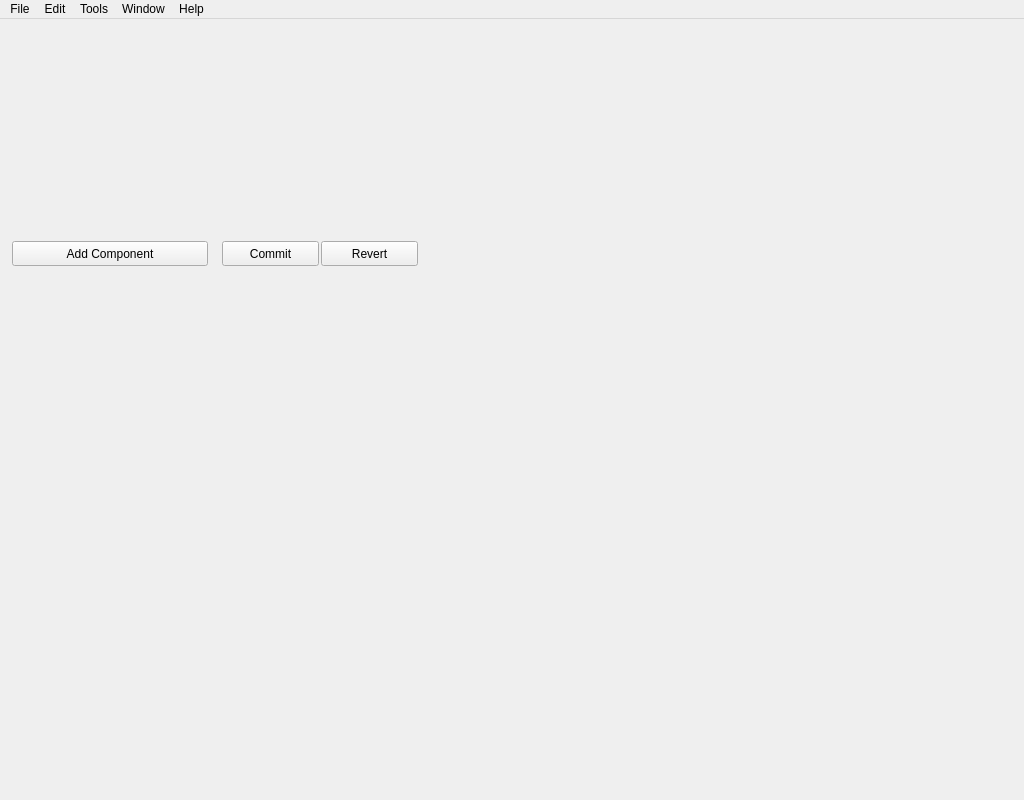
First picture: the form in worldeditor/src/editors/scenecomposer/scenecomposer.ui, repository thunder-engine/thunder, before the edit.
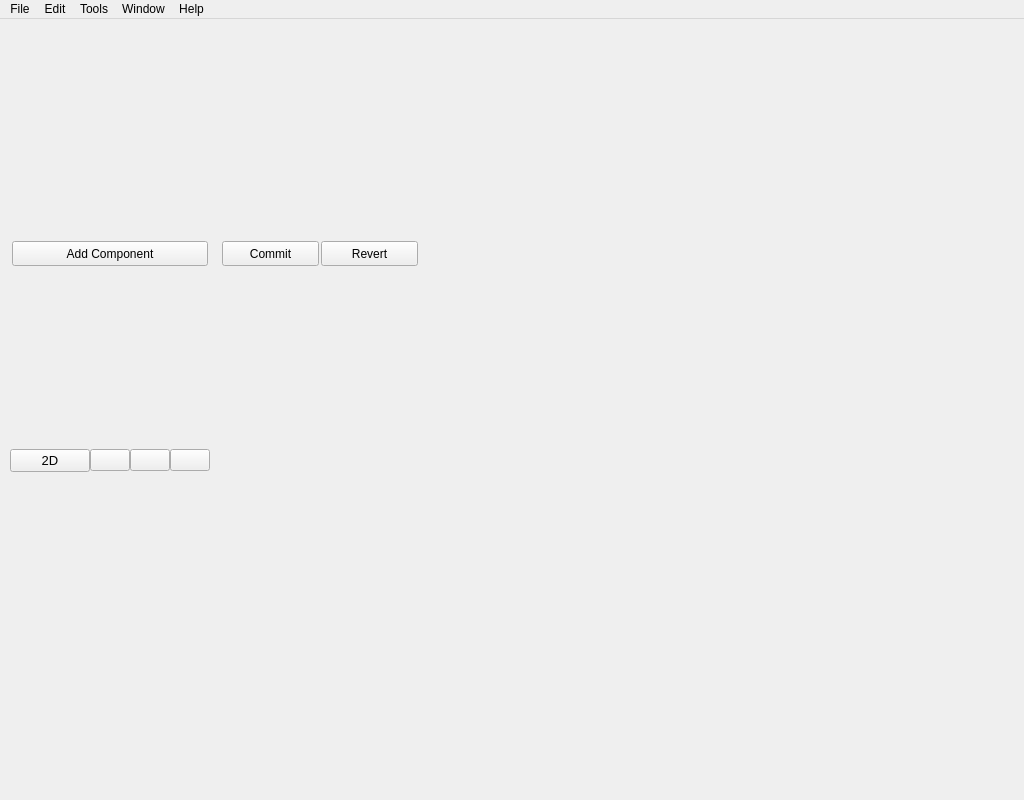
Second picture: the form after the edit. Icons and pictures are not drawn. Custom widgets are drawn as their Qt base class.

Commit message: - Overlay buttons moved to top viewport panel - Editor: 2D Editor mode #26 - Editor: Orthogonalize Camera Controller #27

```diff
--- a/worldeditor/src/editors/scenecomposer/scenecomposer.ui
+++ b/worldeditor/src/editors/scenecomposer/scenecomposer.ui
@@ -276,21 +276,136 @@
     <property name="geometry">
      <rect>
       <x>430</x>
-      <y>220</y>
-      <width>201</width>
-      <height>201</height>
+      <y>430</y>
+      <width>511</width>
+      <height>221</height>
      </rect>
     </property>
    </widget>
-   <widget class="Viewport" name="viewport" native="true">
+   <widget class="QWidget" name="viewportWidget" native="true">
     <property name="geometry">
      <rect>
-      <x>639</x>
-      <y>219</y>
-      <width>201</width>
-      <height>201</height>
+      <x>10</x>
+      <y>430</y>
+      <width>411</width>
+      <height>221</height>
      </rect>
     </property>
+    <layout class="QVBoxLayout" name="verticalLayout_3">
+     <property name="spacing">
+      <number>0</number>
+     </property>
+     <property name="leftMargin">
+      <number>0</number>
+     </property>
+     <property name="topMargin">
+      <number>0</number>
+     </property>
+     <property name="rightMargin">
+      <number>0</number>
+     </property>
+     <property name="bottomMargin">
+      <number>0</number>
+     </property>
+     <item>
+      <layout class="QHBoxLayout" name="viewportLayout">
+       <property name="spacing">
+        <number>0</number>
+       </property>
+       <item>
+        <widget class="QPushButton" name="orthoButton">
+         <property name="font">
+          <font>
+           <pointsize>10</pointsize>
+           <weight>50</weight>
+           <bold>false</bold>
+          </font>
+         </property>
+         <property name="text">
+          <string>2D</string>
+         </property>
+         <property name="checkable">
+          <bool>true</bool>
+         </property>
+        </widget>
+       </item>
+       <item>
+        <widget class="QPushButton" name="moveButton">
+         <property name="text">
+          <string/>
+         </property>
+         <property name="icon">
+          <iconset resource="../../../res/WorldEditor.qrc">
+           <normaloff>:/Images/editor/Move.png</normaloff>:/Images/editor/Move.png</iconset>
+         </property>
+         <property name="checkable">
+          <bool>true</bool>
+         </property>
+         <property name="autoExclusive">
+          <bool>true</bool>
+         </property>
+        </widget>
+       </item>
+       <item>
+        <widget class="QPushButton" name="rotateButton">
+         <property name="text">
+          <string/>
+         </property>
+         <property name="icon">
+          <iconset resource="../../../res/WorldEditor.qrc">
+           <normaloff>:/Images/editor/Rotate.png</normaloff>:/Images/editor/Rotate.png</iconset>
+         </property>
+         <property name="checkable">
+          <bool>true</bool>
+         </property>
+         <property name="autoExclusive">
+          <bool>true</bool>
+         </property>
+        </widget>
+       </item>
+       <item>
+        <widget class="QPushButton" name="scaleButton">
+         <property name="text">
+          <string/>
+         </property>
+         <property name="icon">
+          <iconset resource="../../../res/WorldEditor.qrc">
+           <normaloff>:/Images/editor/Scale.png</normaloff>:/Images/editor/Scale.png</iconset>
+         </property>
+         <property name="checkable">
+          <bool>true</bool>
+         </property>
+         <property name="autoExclusive">
+          <bool>true</bool>
+         </property>
+        </widget>
+       </item>
+       <item>
+        <spacer name="horizontalSpacer">
+         <property name="orientation">
+          <enum>Qt::Horizontal</enum>
+         </property>
+         <property name="sizeHint" stdset="0">
+          <size>
+           <width>40</width>
+           <height>20</height>
+          </size>
+         </property>
+        </spacer>
+       </item>
+      </layout>
+     </item>
+     <item>
+      <widget class="Viewport" name="viewport" native="true">
+       <property name="minimumSize">
+        <size>
+         <width>200</width>
+         <height>200</height>
+        </size>
+       </property>
+      </widget>
+     </item>
+    </layout>
    </widget>
   </widget>
   <widget class="QMenuBar" name="menuBar">
```
Left out of the diff: 4 changed lines with no effect on the pictures. The commit also changes 14 other files.
